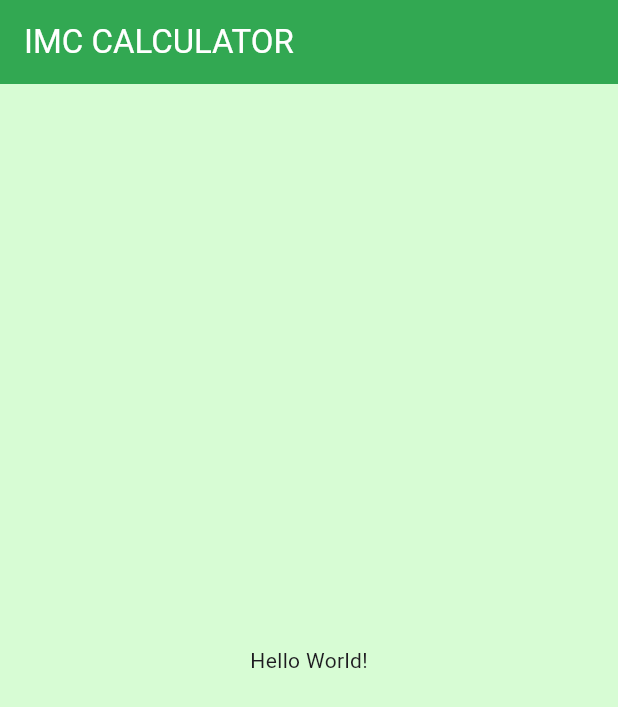
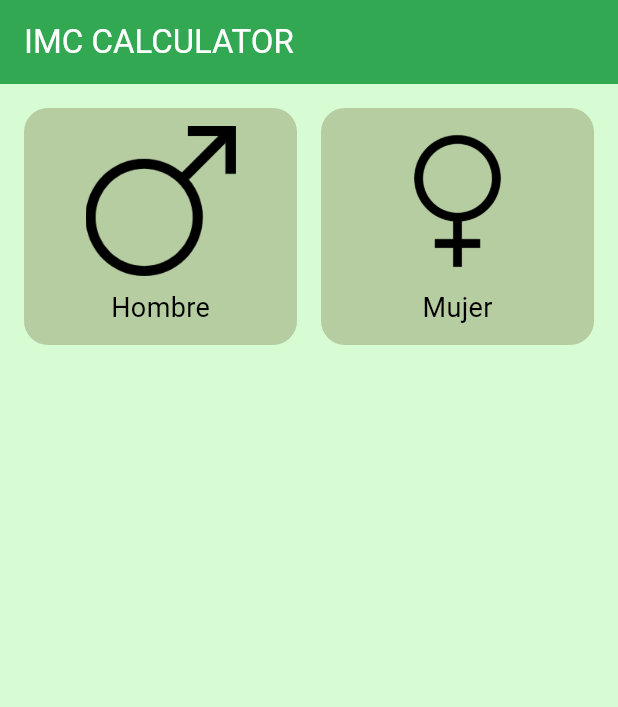
Before and after one commit to CUBOVR/imcCalculator, a Flutter app: the screen it shows after launch, on a phone screen of 412 x 824 dp. Shown: the top 707 px of the screen. Run offline on Flutter 3.47's test engine with Material 3 defaults, Android fonts, the phone set to English and light mode, and no system bars.

Commit message:
primer screen, componente genderSelected, text styles y assets icons

```diff
--- /dev/null
+++ b/lib/components/genderSelector.dart
@@ -0,0 +1,96 @@
+import 'package:flutter/material.dart';
+import 'package:imc_calculator/core/app_colors.dart';
+import 'package:imc_calculator/core/text_styles.dart';
+
+class Genderselector extends StatefulWidget {
+  const Genderselector({super.key});
+
+  @override
+  State<Genderselector> createState() => _GenderselectorState();
+}
+
+class _GenderselectorState extends State<Genderselector> {
+  String? selectedGender;
+
+  @override
+  Widget build(BuildContext context) {
+    return Row(
+      children: [
+        //Hombre
+        Expanded(
+          child: GestureDetector(
+            onTap: () {
+              setState(() {
+                selectedGender = "Hombre";
+              });
+            },
+            child: Padding(
+              padding: const EdgeInsets.only(
+                left: 16,
+                top: 16,
+                bottom: 16,
+                right: 8,
+              ),
+              child: Container(
+                decoration: BoxDecoration(
+                  color:
+                      selectedGender == "Hombre"
+                          ? AppColors.backgroundComponentSelected
+                          : AppColors.backgroundComponent,
+                  borderRadius: BorderRadius.circular(16),
+                ),
+                child: Padding(
+                  padding: const EdgeInsets.all(12.0),
+                  child: Column(
+                    children: [
+                      Image.asset("assets/images/maleIcon.png", height: 100),
+                      SizedBox(height: 8),
+                      Text("Hombre", style: TextStyles.bodyText),
+                    ],
+                  ),
+                ),
+              ),
+            ),
+          ),
+        ),
+        //Mujer
+        Expanded(
+          child: GestureDetector(
+            onTap: () {
+              setState(() {
+                selectedGender = "Mujer";
+              });
+            },
+            child: Padding(
+              padding: const EdgeInsets.only(
+                top: 16,
+                bottom: 16,
+                right: 16,
+                left: 8,
+              ),
+              child: Container(
+                decoration: BoxDecoration(
+                  color:
+                      selectedGender == "Mujer"
+                          ? AppColors.backgroundComponentSelected
+                          : AppColors.backgroundComponent,
+                  borderRadius: BorderRadius.circular(16),
+                ),
+                child: Padding(
+                  padding: const EdgeInsets.all(12.0),
+                  child: Column(
+                    children: [
+                      Image.asset("assets/images/femaleIcon.png", height: 100),
+                      SizedBox(height: 8),
+                      Text("Mujer", style: TextStyles.bodyText),
+                    ],
+                  ),
+                ),
+              ),
+            ),
+          ),
+        ),
+      ],
+    );
+  }
+}
--- /dev/null
+++ b/lib/core/text_styles.dart
@@ -0,0 +1,8 @@
+import 'package:flutter/material.dart';
+
+class TextStyles {
+  static const TextStyle bodyText = TextStyle(
+    color: Colors.black,
+    fontSize: 18,
+  );
+}
--- a/lib/main.dart
+++ b/lib/main.dart
@@ -1,5 +1,6 @@
 import 'package:flutter/material.dart';
 import 'package:imc_calculator/core/app_colors.dart';
+import 'package:imc_calculator/screens/imc_homeScreen.dart';
 
 void main() {
   runApp(const MainApp());
@@ -18,7 +19,7 @@ class MainApp extends StatelessWidget {
           title: Text("IMC CALCULATOR"),
         ),
         backgroundColor: AppColors.background,
-        body: Center(child: Text('Hello World!')),
+        body: ImcHomescreen(),
       ),
     );
   }
--- /dev/null
+++ b/lib/screens/imc_homeScreen.dart
@@ -0,0 +1,18 @@
+import 'package:flutter/material.dart';
+import 'package:imc_calculator/components/genderSelector.dart';
+
+class ImcHomescreen extends StatefulWidget {
+  const ImcHomescreen({super.key});
+
+  @override
+  State<ImcHomescreen> createState() => _ImcHomescreenState();
+}
+
+class _ImcHomescreenState extends State<ImcHomescreen> {
+  @override
+  Widget build(BuildContext context) {
+    return Column(children: [
+      Genderselector(),
+    ],);
+  }
+}
--- a/pubspec.yaml
+++ b/pubspec.yaml
@@ -17,3 +17,5 @@ dev_dependencies:
 
 flutter:
   uses-material-design: true
+  assets:
+    - assets/images/
```
Also changed, not shown: assets/images/femaleIcon.png (added), assets/images/maleIcon.jpg (added), assets/images/maleIcon.png (added).
